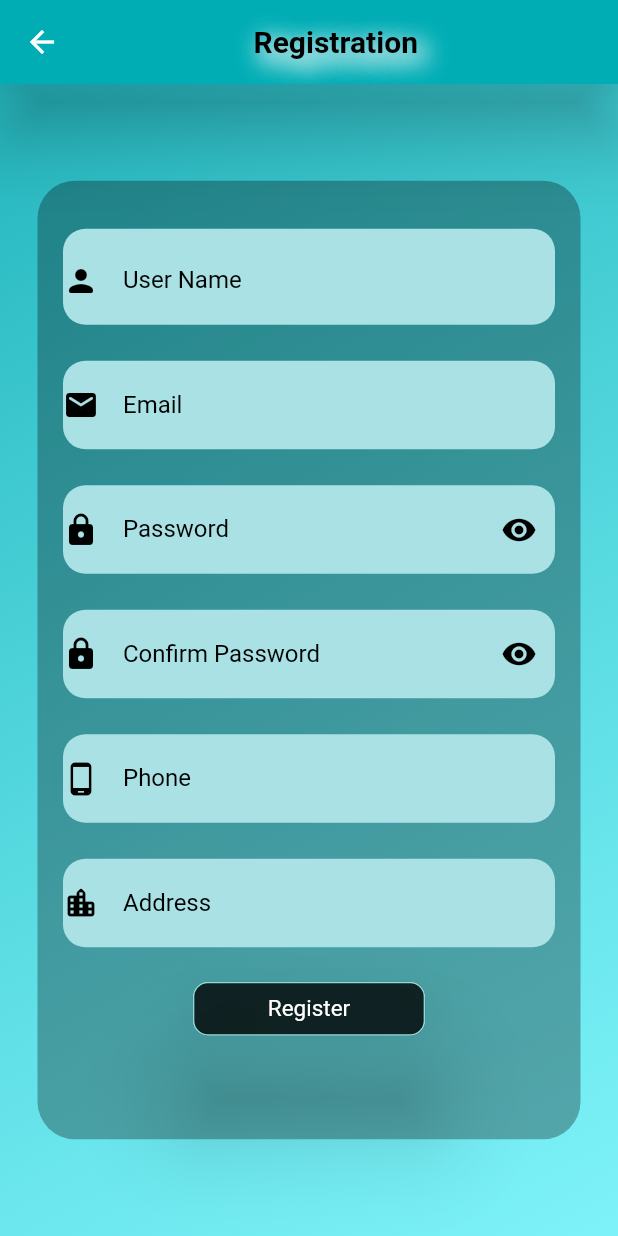
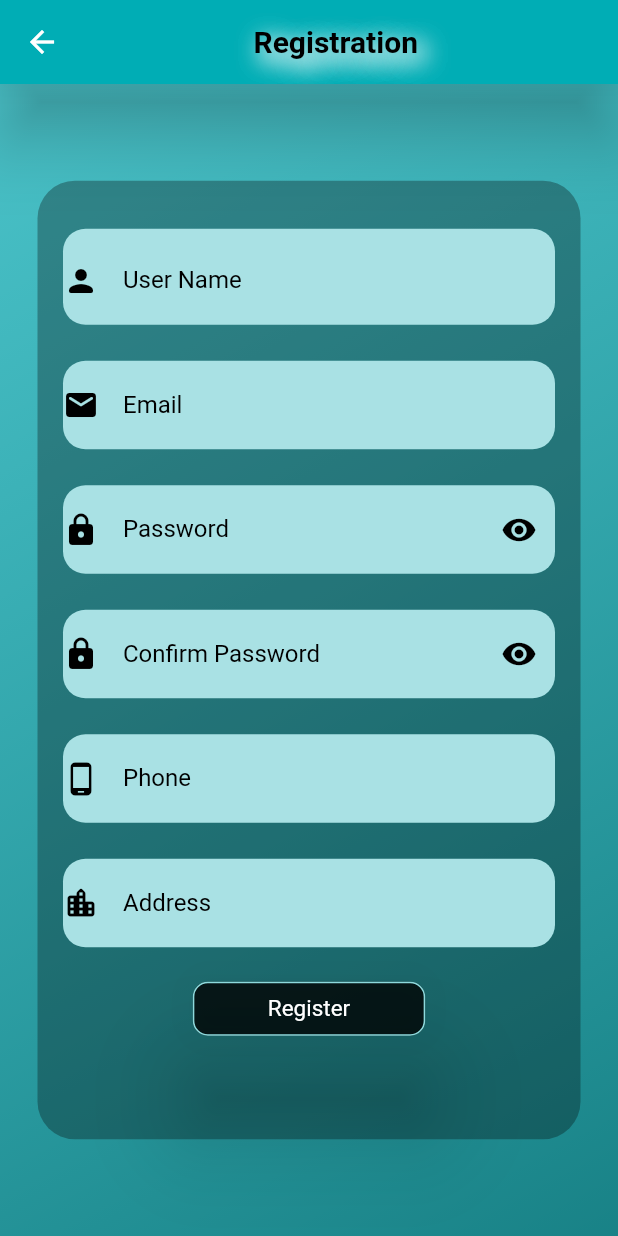
Before and after one commit to Ahmedriyadh19/SARS, a Flutter app: the screen it shows after launch, after a tap on "Login", after a tap on "Register", on a phone screen of 412 x 824 dp. Run offline on Flutter 3.47's test engine with Material 2 defaults, Android fonts, the phone set to English and light mode, and no system bars; our stand-ins replace cloud_firestore, email_validator, firebase_auth, firebase_core, firebase_storage, flutter_spinkit and 2 more; missing offline and left inert: profanity_filter, reviews_slider, video_viewer; accounts and stored records are empty.

Commit message:
Update v48.5

```diff
--- a/lib/Control/Controller/controller.dart
+++ b/lib/Control/Controller/controller.dart
@@ -29,8 +29,8 @@ class Controller extends StatelessWidget {
                       begin: Alignment.topLeft,
                       end: Alignment.bottomRight,
                       colors: [
-                        Color.fromRGBO(0, 173, 181, 1),
-                        Color.fromRGBO(0, 57, 60, 1),
+                        Color.fromARGB(180, 0, 170, 179),
+                        Color.fromARGB(230, 0, 117, 122),
                       ],
                     )),
                     alignment: Alignment.center,
--- a/lib/View/MainPages/login_page.dart
+++ b/lib/View/MainPages/login_page.dart
@@ -92,8 +92,8 @@ class _LoginPage extends State {
           begin: Alignment.topLeft,
           end: Alignment.bottomRight,
           colors: [
-            Color.fromARGB(218, 0, 170, 179),
-            Color.fromARGB(172, 66, 239, 248),
+            Color.fromARGB(180, 0, 170, 179),
+            Color.fromARGB(230, 0, 117, 122),
           ],
         )),
         alignment: Alignment.center,
--- a/lib/View/MainPages/main_page.dart
+++ b/lib/View/MainPages/main_page.dart
@@ -100,8 +100,8 @@ class _MainPageBuilderState extends State<MainPageBuilder> {
           begin: Alignment.topLeft,
           end: Alignment.bottomRight,
           colors: [
-            Color.fromARGB(218, 0, 170, 179),
-            Color.fromARGB(172, 66, 239, 248),
+            Color.fromARGB(180, 0, 170, 179),
+            Color.fromARGB(230, 0, 117, 122),
           ],
         )),
         child: Center(
--- a/lib/View/MainPages/registration_page.dart
+++ b/lib/View/MainPages/registration_page.dart
@@ -158,8 +158,8 @@ class Registration extends State {
             begin: Alignment.topLeft,
             end: Alignment.bottomRight,
             colors: [
-              Color.fromARGB(218, 0, 170, 179),
-              Color.fromARGB(172, 66, 239, 248),
+              Color.fromARGB(180, 0, 170, 179),
+              Color.fromARGB(230, 0, 117, 122),
             ],
           )),
           alignment: Alignment.center,
```
